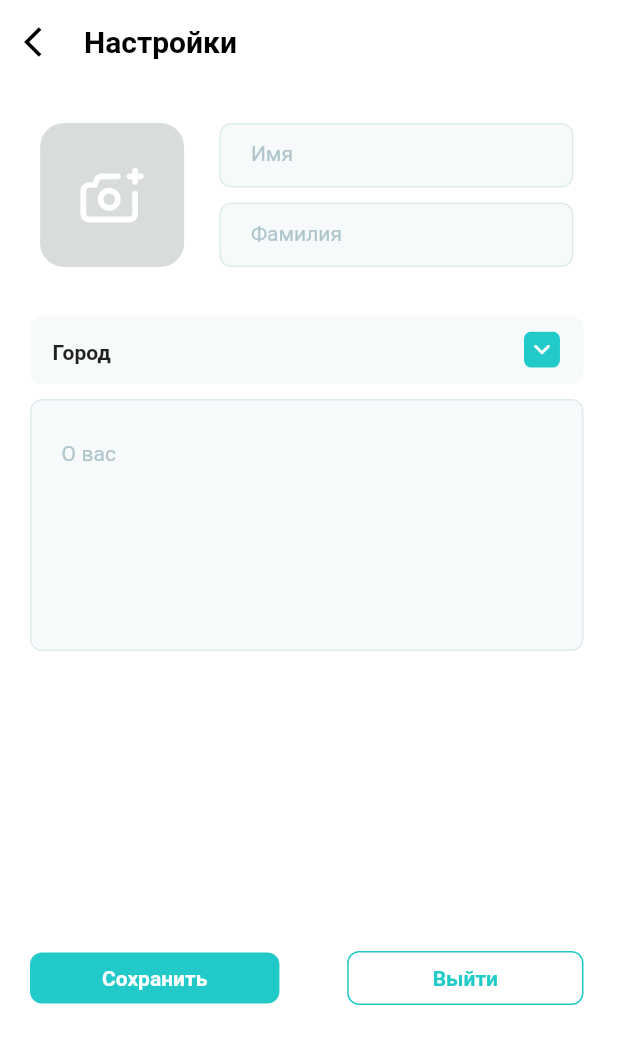
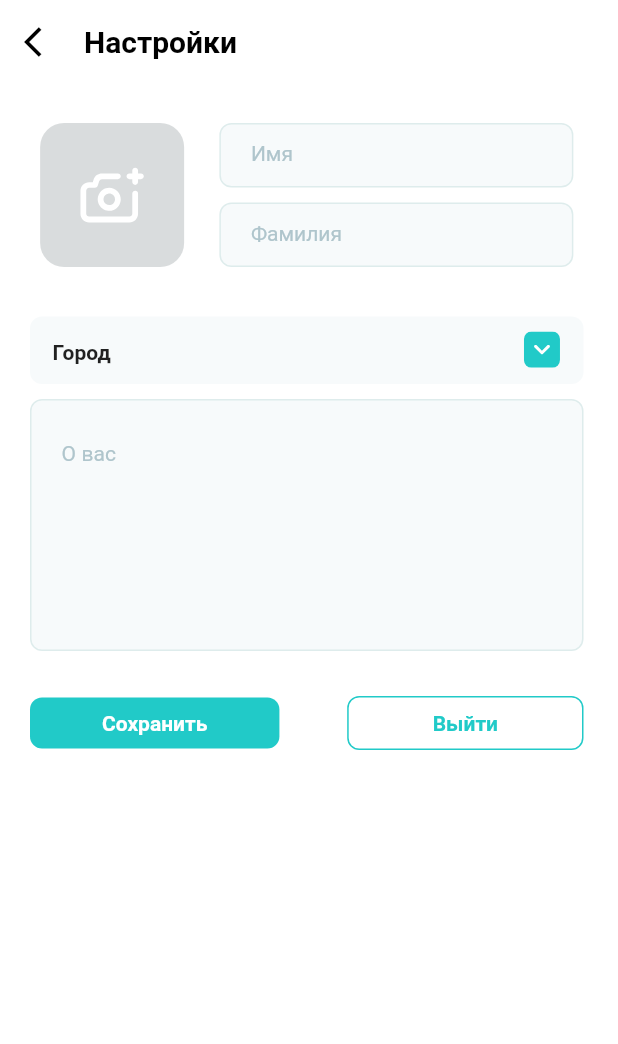
Before and after one commit to Saymakk/inspireapp.kz-mobile, a Flutter app: the ProfileSettingsScreen screen opened directly, on a phone screen of 412 x 824 dp. Shown: the top 1044 px of the screen. Run offline on Flutter 3.47's test engine with Material 2 defaults, Android fonts, the phone set to English and light mode, and no system bars; our stand-ins replace animated_splash_screen, animated_text_kit, audioplayers, blurrycontainer, carousel_slider, dio and 13 more; missing offline and left inert: anchor_scroll_controller, better_open_file; accounts and stored records are empty; network calls fail; project files that could hold a hidden picture were left out.

```diff
--- a/lib/requests/profile/profile.dart
+++ b/lib/requests/profile/profile.dart
@@ -34,6 +34,8 @@ Future<void> profileRequest() async {
 
     print('response.statusCode : ${response.statusCode}');
     print('data : ${data}');
+
+    await user.write('username', data['full_name']);
 
     Get.to(() => ProfileScreen(),
         transition: Transition.rightToLeft,
--- a/lib/screens/ProfileScreen/profile_settings/profile_settings.dart
+++ b/lib/screens/ProfileScreen/profile_settings/profile_settings.dart
@@ -9,6 +9,7 @@ import 'package:google_fonts/google_fonts.dart';
 import 'package:image_picker/image_picker.dart';
 import 'package:inspire/constants/constants.dart';
 import 'package:inspire/requests/lists/country_list_request.dart';
+import 'package:inspire/requests/profile/profile_settings_requests.dart';
 import 'package:skeletons/skeletons.dart';
 
 import '../../../requests/lists/cities_list_request.dart';
@@ -40,6 +41,7 @@ class _ProfileSettingsScreenState extends State<ProfileSettingsScreen> {
 
   TextEditingController nameController = TextEditingController();
   TextEditingController lastNameController = TextEditingController();
+  TextEditingController descController = TextEditingController();
 
   List<String> cities_list = [
     'Алматы',
@@ -139,6 +141,7 @@ class _ProfileSettingsScreenState extends State<ProfileSettingsScreen> {
                               child: Container(
                                 margin: EdgeInsets.only(left: 20),
                                 child: TextFormField(
+                                  controller: nameController,
                                   decoration: InputDecoration(
                                       hintText: 'Имя',
                                       border: InputBorder.none,
@@ -164,6 +167,7 @@ class _ProfileSettingsScreenState extends State<ProfileSettingsScreen> {
                               child: Container(
                                 margin: EdgeInsets.only(left: 20),
                                 child: TextFormField(
+                                  controller: lastNameController,
                                   decoration: InputDecoration(
                                       hintText: 'Фамилия',
                                       border: InputBorder.none,
@@ -464,7 +468,7 @@ class _ProfileSettingsScreenState extends State<ProfileSettingsScreen> {
                     width: double.infinity,
                     height: 168,
                     margin: EdgeInsets.only(
-                      bottom: 200,
+                      bottom: 30,
                     ),
                     padding: EdgeInsets.symmetric(horizontal: 20, vertical: 10),
                     decoration: BoxDecoration(
@@ -472,6 +476,7 @@ class _ProfileSettingsScreenState extends State<ProfileSettingsScreen> {
                         border: Border.all(color: Color(0xffDEECEC)),
                         borderRadius: BorderRadius.circular(8)),
                     child: TextFormField(
+                      controller: descController,
                       maxLines: 6,
                       decoration: InputDecoration(
                         hintText: 'О вас',
@@ -479,13 +484,18 @@ class _ProfileSettingsScreenState extends State<ProfileSettingsScreen> {
                             fontSize: 14,
                             color: Color(0xffAFC5CC),
                             height: 1.645),
-                          border: InputBorder.none),
+                        border: InputBorder.none,
+                      ),
                     ),
                   ),
                   Row(
                     mainAxisAlignment: MainAxisAlignment.spaceBetween,
                     children: [
-                      Container(
+                      GestureDetector(
+                        onTap: (){
+                          userUpdateRequest(nameController.text, lastNameController.text, selected_city, descController.text, image!);
+                        },  /** !!! Отправка запроса на редактирование аккаунта !!! **/
+                        child: Container(
                           decoration: BoxDecoration(
                               borderRadius: BorderRadius.circular(8),
                               color: Color(0xff21cac8)),
@@ -498,6 +508,7 @@ class _ProfileSettingsScreenState extends State<ProfileSettingsScreen> {
                                   fontSize: 14,
                                   fontWeight: FontWeight.w600,
                                   color: Colors.white),
+                            ),
                           ),
                         ),
                       ),
--- a/lib/screens/main_screen/main_screen.dart
+++ b/lib/screens/main_screen/main_screen.dart
@@ -9,6 +9,7 @@ import 'package:google_fonts/google_fonts.dart';
 import 'package:inspire/constants/app_bar.dart';
 import 'package:inspire/constants/bottom_app_bar.dart';
 import 'package:inspire/constants/constants.dart';
+import 'package:inspire/requests/profile/profile.dart';
 import 'add_note.dart';
 import 'affirmations.dart';
 import 'calendar_smile_list.dart';
@@ -25,14 +26,17 @@ class MainScreen extends StatefulWidget {
 
 class _MainScreenState extends State<MainScreen> {
 
+
+
   GetStorage data_list = GetStorage();
   GetStorage auth = GetStorage();
+  GetStorage user = GetStorage();
 
  @override
   void initState() {
     // TODO: implement initState
     super.initState();
-    // print(decoded[0]['user']['name']);
+    // profileRequest();
   }
 
   @override
```
Also changed, not shown: lib/requests/profile/profile_settings_requests.dart (+46 -14 lines). Lines whose indentation alone changed are shown as unchanged.
